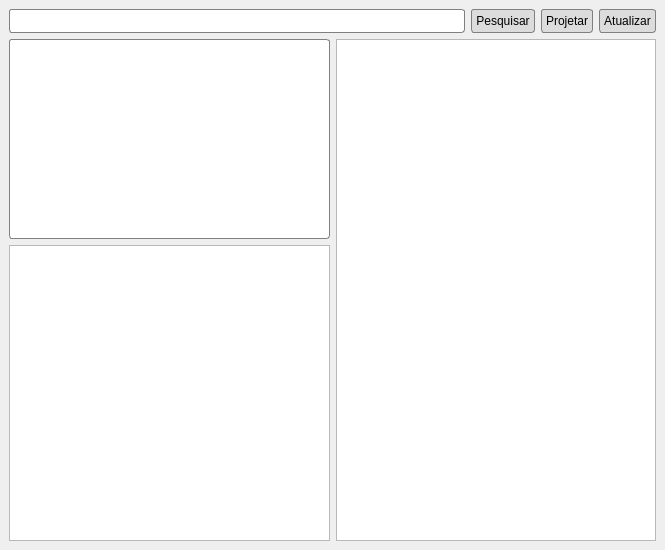
This is python/ui/main/window.ui in devs-7/bible-projector-multi-language as Qt 5 draws it before an edit. The edited form follows.
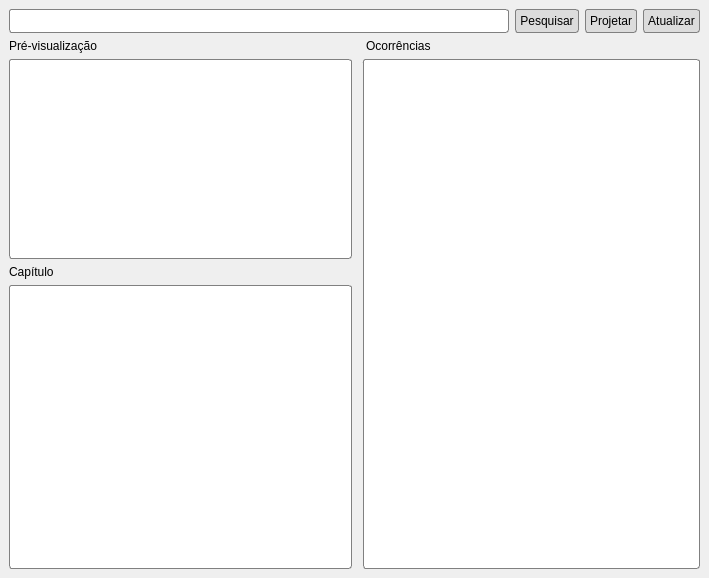
This is the edited form.

Commit message: lista de ocorrências

What changed in the file:
```diff
--- a/python/ui/main/window.ui
+++ b/python/ui/main/window.ui
@@ -6,8 +6,8 @@
    <rect>
     <x>0</x>
     <y>0</y>
-    <width>665</width>
-    <height>550</height>
+    <width>709</width>
+    <height>578</height>
    </rect>
   </property>
   <property name="windowTitle">
@@ -104,8 +104,8 @@
      </layout>
     </item>
     <item>
-     <layout class="QGridLayout" name="gridLayout" rowstretch="0,0" columnstretch="0,0">
-      <item row="0" column="0">
+     <layout class="QGridLayout" name="gridLayout" rowstretch="0,0,0,0" columnstretch="0,0,0,0">
+      <item row="1" column="0">
        <widget class="QTextEdit" name="mainTextEdit">
         <property name="sizePolicy">
          <sizepolicy hsizetype="Expanding" vsizetype="Expanding">
@@ -133,8 +133,43 @@
         </property>
        </widget>
       </item>
-      <item row="0" column="1" rowspan="2">
-       <widget class="QListView" name="listView">
+      <item row="3" column="0">
+       <widget class="QListWidget" name="listWidget">
+        <property name="styleSheet">
+         <string notr="true">* {
+	border-style: solid;
+	border-color: gray;
+	border-width: 1px;
+	border-radius: 3px;
+	padding: 3px;
+	background-color: white;
+	color: black;
+	font-size: 10pt;
+}</string>
+        </property>
+       </widget>
+      </item>
+      <item row="0" column="0">
+       <widget class="QLabel" name="label_2">
+        <property name="text">
+         <string>Pré-visualização</string>
+        </property>
+       </widget>
+      </item>
+      <item row="0" column="3">
+       <widget class="QLabel" name="ocorrenciasLabel">
+        <property name="styleSheet">
+         <string notr="true">*{
+	margin-left: 5px;
+}</string>
+        </property>
+        <property name="text">
+         <string>Ocorrências</string>
+        </property>
+       </widget>
+      </item>
+      <item row="1" column="3" rowspan="3">
+       <widget class="QListView" name="ocorrenciasListView">
         <property name="sizePolicy">
          <sizepolicy hsizetype="Expanding" vsizetype="Expanding">
           <horstretch>0</horstretch>
@@ -148,14 +183,33 @@
          </size>
         </property>
         <property name="styleSheet">
-         <string notr="true">*{
-	width: 100px;
+         <string notr="true">* {
+	border-style: solid;
+	border-color: gray;
+	border-width: 1px;
+	border-radius: 3px;
+	padding: 3px;
+	background-color: white;
+	color: black;
+	font-size: 10pt;
+	margin-left: 5px;
+}
+
+*:item {
+	margin-bottom: 10px;
 }</string>
         </property>
+        <property name="wordWrap">
+         <bool>true</bool>
+        </property>
        </widget>
       </item>
-      <item row="1" column="0">
-       <widget class="QListWidget" name="listWidget"/>
+      <item row="2" column="0">
+       <widget class="QLabel" name="label_3">
+        <property name="text">
+         <string>Capítulo</string>
+        </property>
+       </widget>
       </item>
      </layout>
     </item>
```
The commit also changes 4 other files.
